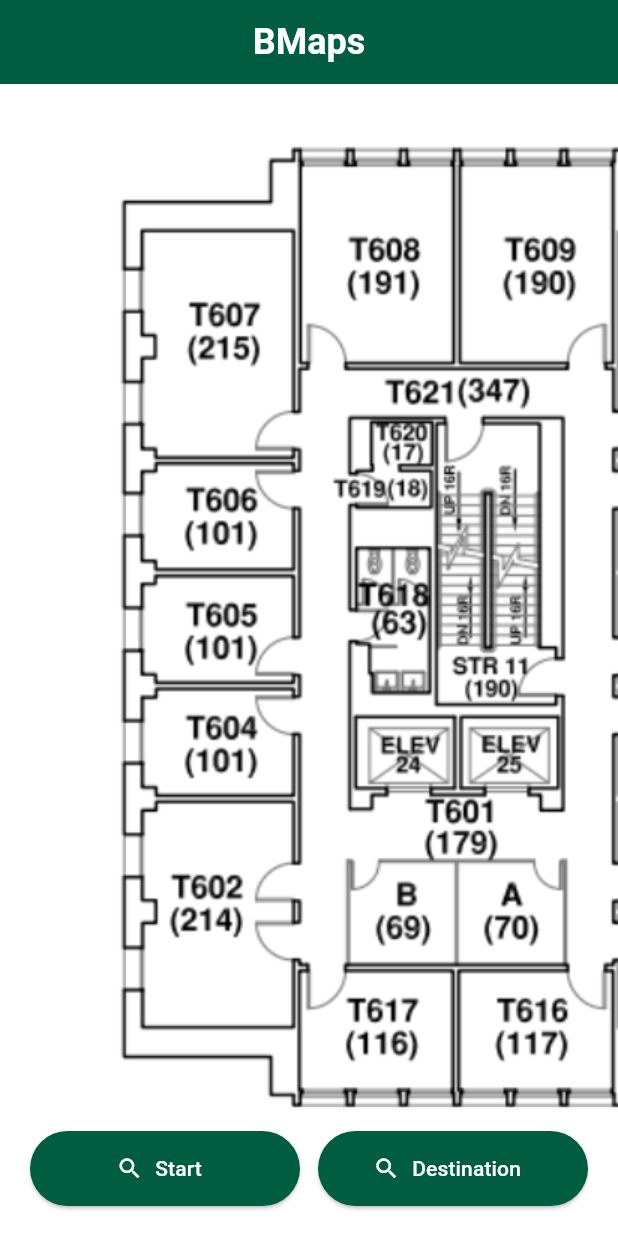
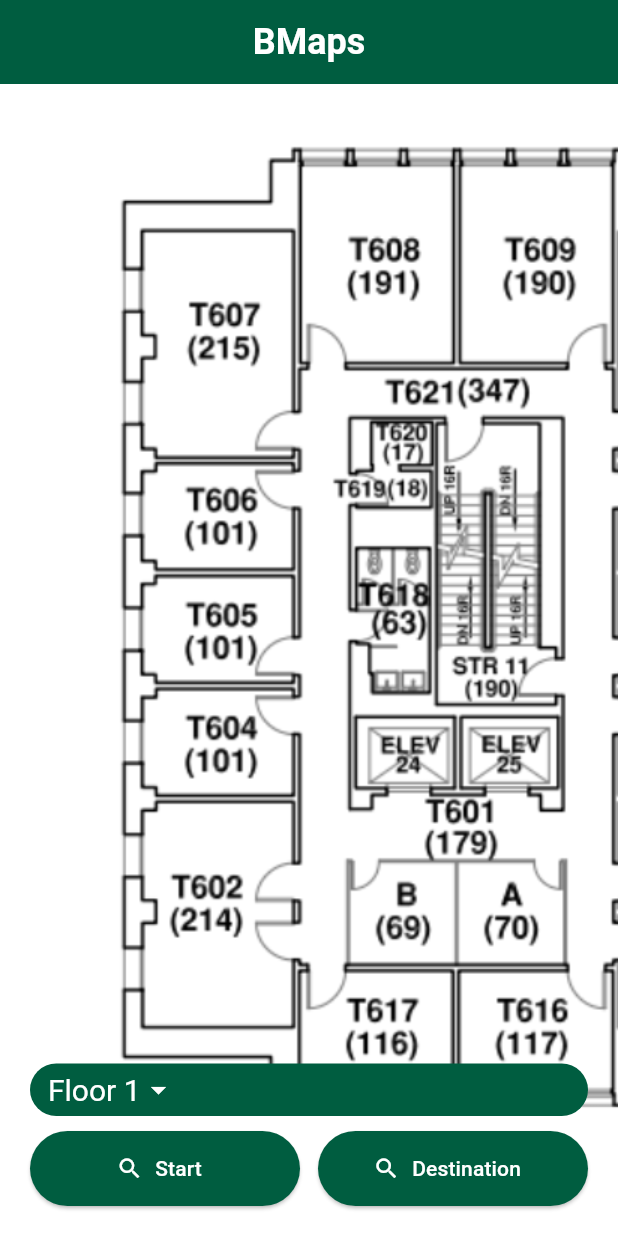
Before and after one commit to JohnStormes/ACM-BMaps, a Flutter app: the screen it shows after launch, on a phone screen of 412 x 824 dp. Run offline on Flutter 3.47's test engine with Material 3 defaults, Android fonts, the phone set to English and light mode, and no system bars.

Commit message:
added dropdown button

```diff
--- a/room_finder_flutter_app/lib/main.dart
+++ b/room_finder_flutter_app/lib/main.dart
@@ -51,6 +51,10 @@ class _MyHomePageState extends State<MyHomePage> {
   String destination = "Destination";
   // curren graph
   Graph graph = Graph();
+
+  String _dropDownValue = "Floor 1";
+  final List<String> _dropDownItems = ["Floor 1", "Floor 2"];
+
   // list of values for the current path
   List<({int x, int y})> path_list = [];
 
@@ -182,6 +186,45 @@ class _MyHomePageState extends State<MyHomePage> {
               ),
             ),
           ),
+
+          // drop down menu
+          Positioned(
+            bottom: 80,
+            left: 20,
+            child: SizedBox(
+              width: MediaQuery.of(context).size.width - 40,
+              height: 35,
+              child: Container(
+                padding: EdgeInsets.symmetric(horizontal: 12),
+                decoration: BoxDecoration(
+                  color: BING_GREEN,
+                  borderRadius: BorderRadius.circular(25)
+                ),
+                child: DropdownButton<String>(
+                  underline: SizedBox(),
+                  iconEnabledColor: Colors.white,
+                  borderRadius: BorderRadius.circular(25),
+                  style: TextStyle(
+                    color: Colors.white,
+                    fontSize: 20
+                  ),
+                  dropdownColor: BING_GREEN,
+                  items: _dropDownItems.map((String value) {
+                    return DropdownMenuItem<String>(
+                      value: value,
+                      child: Text(value)
+                    );
+                  }).toList(),
+                  value: _dropDownValue,
+                  onChanged: (String? newValue) {
+                    setState(() {
+                      _dropDownValue = newValue!;
+                    });
+                  }
+                  )
+              )
+            )
+          )
         ],
       ),
     );
```
Also changed, not shown: 1 other file.
